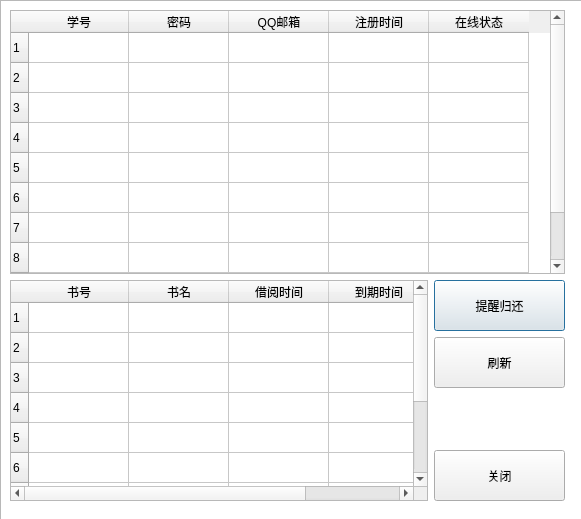
Above: manageusers.ui from banlanzs/317LibrarySystem before the change. Below: the same form after it.
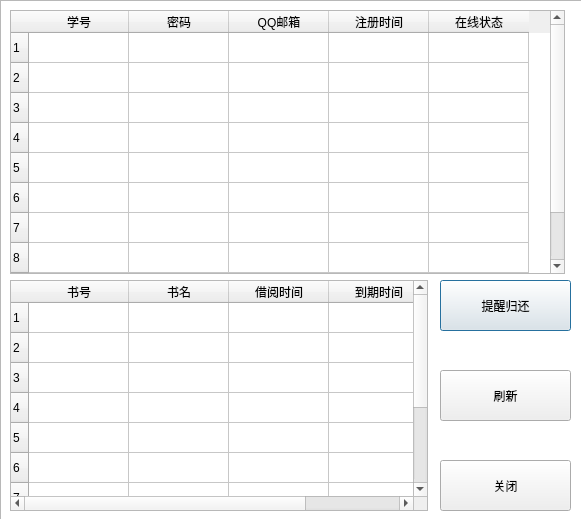
That is the form after the change. Icons and pictures are not drawn.

What changed in the file:
```diff
--- a/manageusers.ui
+++ b/manageusers.ui
@@ -110,7 +110,7 @@
      <x>10</x>
      <y>280</y>
      <width>418</width>
-     <height>221</height>
+     <height>231</height>
     </rect>
    </property>
    <property name="minimumSize">
@@ -193,7 +193,7 @@
   <widget class="QPushButton" name="mindreturnButton">
    <property name="geometry">
     <rect>
-     <x>434</x>
+     <x>440</x>
      <y>280</y>
      <width>131</width>
      <height>51</height>
@@ -212,8 +212,8 @@
   <widget class="QPushButton" name="closeButton">
    <property name="geometry">
     <rect>
-     <x>434</x>
-     <y>450</y>
+     <x>440</x>
+     <y>460</y>
      <width>131</width>
      <height>51</height>
     </rect>
@@ -231,8 +231,8 @@
   <widget class="QPushButton" name="refreshButton">
    <property name="geometry">
     <rect>
-     <x>434</x>
-     <y>337</y>
+     <x>440</x>
+     <y>370</y>
      <width>131</width>
      <height>51</height>
     </rect>
```
Left out of the diff: 8 changed lines with no effect on the pictures.
